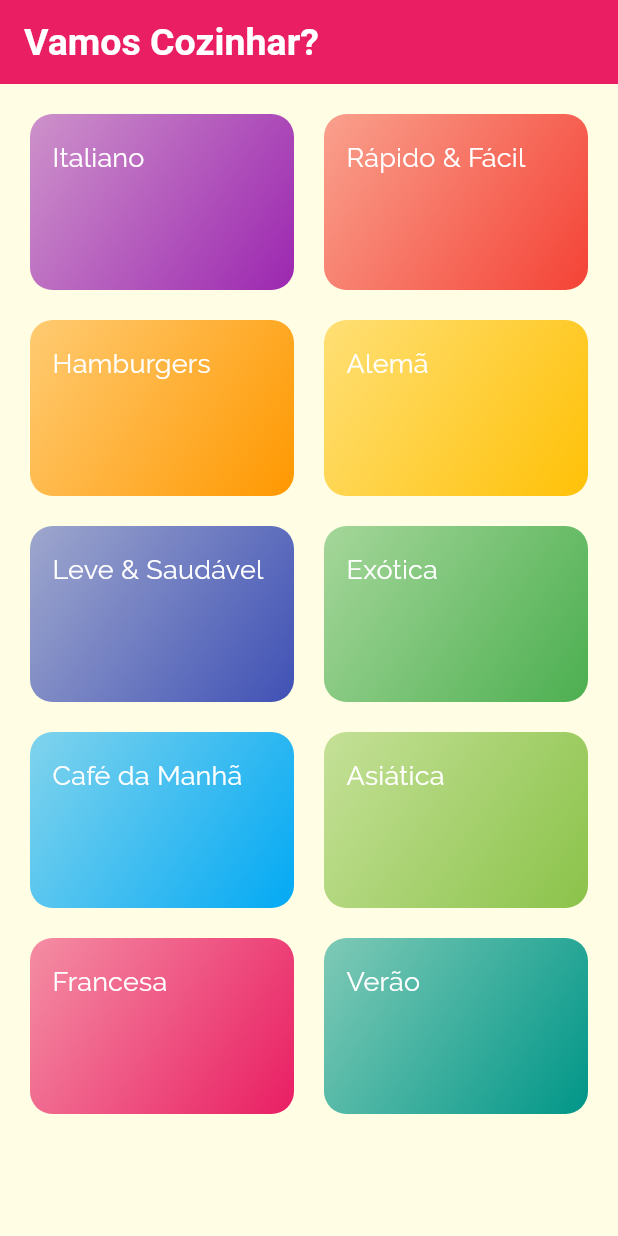
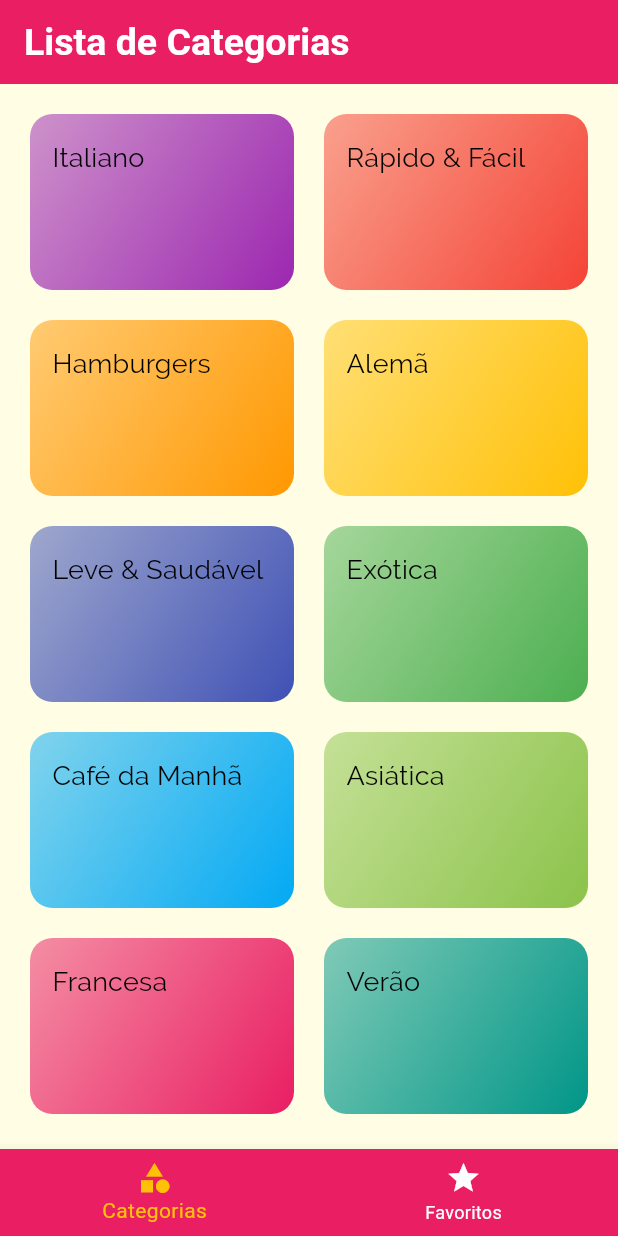
Before and after one commit to DaniloBitencourt/meals, a Flutter app: the screen it shows after launch, on a phone screen of 412 x 824 dp. Run offline on Flutter 3.47's test engine with Material 3 defaults, Android fonts, the phone set to English and light mode, and no system bars; Roboto replaces fonts that are missing (OpenSans).

Commit message:
Adição da TabBar

```diff
--- a/lib/components/category_item.dart
+++ b/lib/components/category_item.dart
@@ -20,7 +20,7 @@ class CategoryItem extends StatelessWidget {
   Widget build(BuildContext context) {
     return InkWell(
       onTap: () => _selectCategory(context),
-      splashColor: Theme.of(context).colorScheme.primary,
+      splashColor: Theme.of(context).colorScheme.tertiary,
       borderRadius: BorderRadius.circular(15),
       child: Container(
         padding: const EdgeInsets.all(15),
--- a/lib/main.dart
+++ b/lib/main.dart
@@ -1,5 +1,5 @@
 import 'package:flutter/material.dart';
-import 'screens/categories_screen.dart';
+import 'screens/tabs_screen.dart';
 import 'screens/categories_meals_screen.dart';
 import 'screens/meal_detail_screen.dart';
 import 'utils/app_routes.dart';
@@ -21,12 +21,14 @@ class MyApp extends StatelessWidget {
         colorScheme: tema.colorScheme.copyWith(
           primary: Colors.pink,
           secondary: Colors.amber,
-          background: Colors.black,
+          tertiary: Colors.white,
+          background: Colors.grey,
         ),
         textTheme: tema.textTheme.copyWith(
           titleMedium: const TextStyle(
             fontFamily: 'Raleway',
             fontSize: 18,
+            color: Colors.black,
           ),
           titleLarge: const TextStyle(
             fontFamily: 'RobotoCondensed',
@@ -67,7 +69,7 @@ class MyApp extends StatelessWidget {
         //TextButton é o botão sem formatação
       ),
       routes: {
-        AppRoutes.HOME: (ctx) => const CategoriesScreen(),
+        AppRoutes.HOME: (ctx) => const TabsScreen(),
         AppRoutes.CATEGORIES_MEALS: (ctx) => CategoriesMealsScreen(),
         AppRoutes.MEAL_DETAIL: (ctx) => const MealDetailScreen(),
       },
--- a/lib/screens/categories_screen.dart
+++ b/lib/screens/categories_screen.dart
@@ -7,11 +7,7 @@ class CategoriesScreen extends StatelessWidget {
 
   @override
   Widget build(BuildContext context) {
-    return Scaffold(
-      appBar: AppBar(
-        title: const Text('Vamos Cozinhar?'),
-      ),
-      body: GridView(
+    return GridView(
         padding: const EdgeInsets.all(20),
         gridDelegate: const SliverGridDelegateWithMaxCrossAxisExtent(
           maxCrossAxisExtent: 200,
@@ -22,7 +18,6 @@ class CategoriesScreen extends StatelessWidget {
         children: dummyCategories.map((cat) {
           return CategoryItem(cat);
         }).toList(),
-      ),
     );
   }
 }
--- /dev/null
+++ b/lib/screens/favorite_screen.dart
@@ -0,0 +1,12 @@
+import 'package:flutter/material.dart';
+
+class FavoriteScreen extends StatelessWidget {
+  const FavoriteScreen({super.key});
+
+  @override
+  Widget build(BuildContext context) {
+    return Center(
+      child: Text('Minhas Refeições Favoritas!'),
+    );
+  }
+}
--- /dev/null
+++ b/lib/screens/tabs_screen.dart
@@ -0,0 +1,54 @@
+import 'package:flutter/material.dart';
+import 'categories_screen.dart';
+import 'favorite_screen.dart';
+
+class TabsScreen extends StatefulWidget {
+  const TabsScreen({super.key});
+
+  @override
+  State<TabsScreen> createState() => _TabsScreenState();
+}
+
+class _TabsScreenState extends State<TabsScreen> {
+  int _selectedScreenIndex = 0;
+
+  final List<Map<String, Object>> _screens = [
+    {'title': 'Lista de Categorias', 'screen': CategoriesScreen()},
+    {'title': 'Meus Favoritos', 'screen': FavoriteScreen()},
+  ];
+
+  void _selectScreen(int index) {
+    setState(() {
+      _selectedScreenIndex = index;
+    });
+  }
+
+  @override
+  Widget build(BuildContext context) {
+    return Scaffold(
+      appBar: AppBar(
+        title: Text(
+          _screens[_selectedScreenIndex]['title'] as String,
+        ),
+      ),
+      body: _screens[_selectedScreenIndex]['screen'] as Widget,
+      bottomNavigationBar: BottomNavigationBar(
+        onTap: _selectScreen,
+        backgroundColor: Theme.of(context).colorScheme.primary,
+        unselectedItemColor: Colors.white,
+        selectedItemColor: Theme.of(context).colorScheme.secondary,
+        currentIndex: _selectedScreenIndex,
+        items: const [
+          BottomNavigationBarItem(
+            icon: Icon(Icons.category),
+            label: 'Categorias',
+          ),
+          BottomNavigationBarItem(
+            icon: Icon(Icons.star),
+            label: 'Favoritos',
+          ),
+        ],
+      ),
+    );
+  }
+}
```
